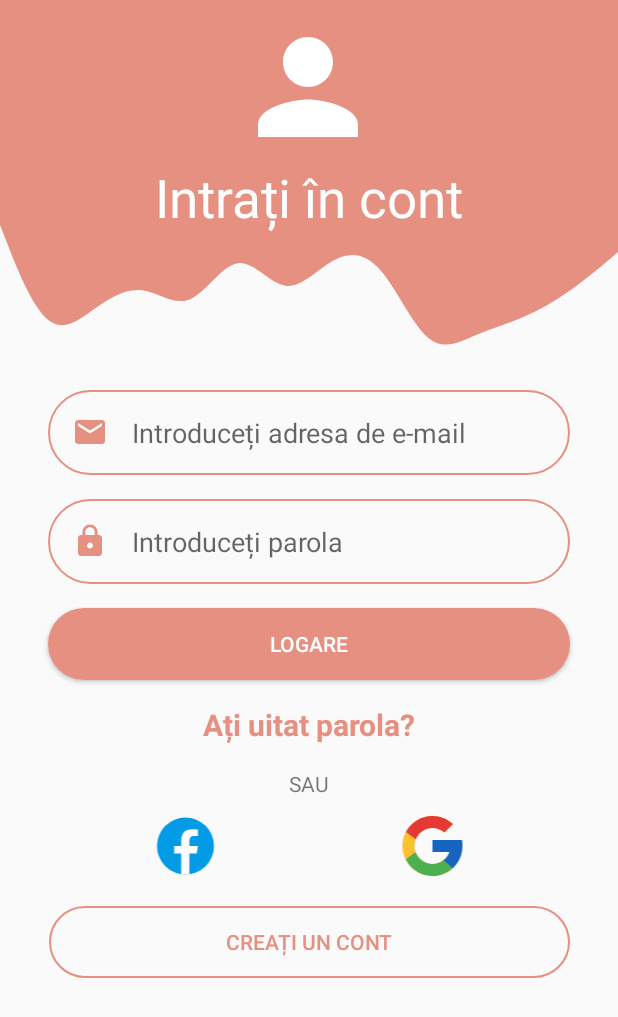
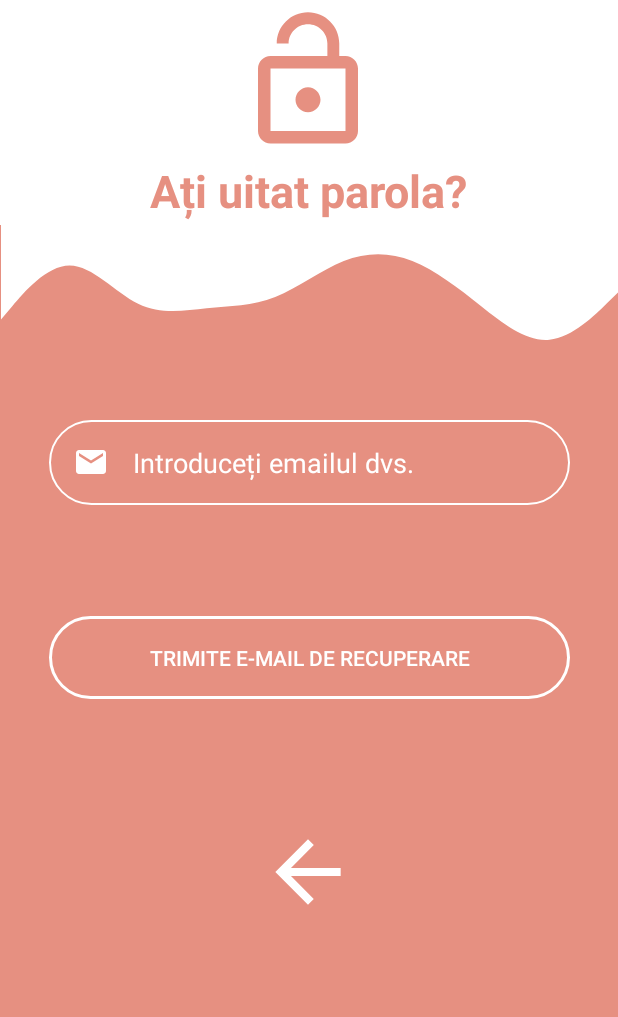
Before and after one commit to school-soft/Application, an Android app: the screen it shows after launch (LoginPage before the commit, ForgotPassword after it), after a tap on "Ați uitat parola?", on a phone screen of 412 x 824 dp. Shown: the top 1017 px of the screen. Run offline under Robolectric (Android 15) with nearby library versions, the phone set to English and light mode, and no system bars; our stand-ins replace Firebase (no records; nobody signed in at launch, a user with empty details on screens opened directly).

Commit message:
Am adăugat funcționalitatea de "Reset Password", și am adaugat pe fiecare activitate secundara un buton de "înapoi" pentru navigare mai ușoară.

```diff
--- a/app/src/main/AndroidManifest.xml
+++ b/app/src/main/AndroidManifest.xml
@@ -9,7 +9,8 @@
         android:roundIcon="@mipmap/ic_launcher_round"
         android:supportsRtl="true"
         android:theme="@style/AppTheme">
-        <activity android:name=".WelcomePage"></activity>
+        <activity android:name=".ForgotPassword"></activity>
+        <activity android:name=".WelcomePage" />
         <activity android:name=".CreateAccount" />
         <activity android:name=".LoginPage">
             <intent-filter>
--- /dev/null
+++ b/app/src/main/java/com/application/schoolsoft/ForgotPassword.kt
@@ -0,0 +1,64 @@
+package com.application.schoolsoft
+
+import android.content.Intent
+import androidx.appcompat.app.AppCompatActivity
+import android.os.Bundle
+import android.util.Log
+import android.view.View
+import android.widget.Button
+import android.widget.EditText
+import android.widget.ImageView
+import android.widget.Toast
+import com.google.firebase.auth.FirebaseAuth
+import com.google.firebase.auth.ktx.auth
+import com.google.firebase.ktx.Firebase
+
+class ForgotPassword : AppCompatActivity(), View.OnClickListener {
+    private lateinit var auth: FirebaseAuth
+    private lateinit var sendRecoveryMail: Button
+    private lateinit var backButton: ImageView
+    override fun onCreate(savedInstanceState: Bundle?) {
+        super.onCreate(savedInstanceState)
+        setContentView(R.layout.forgot_password)
+        auth = Firebase.auth
+        initViews()
+        initListeners()
+    }
+
+    override fun onClick(v: View?) {
+        when(v?.id) {R.id.sendRecoveryMail -> { resetPassword() }}
+        when(v?.id) {R.id.backButton -> { openLogin() }}
+    }
+
+    private fun initViews() {
+        sendRecoveryMail = findViewById(R.id.sendRecoveryMail)
+        backButton = findViewById(R.id.backButton)
+    }
+
+    private fun initListeners() {
+        sendRecoveryMail.setOnClickListener(this)
+        backButton.setOnClickListener(this)
+    }
+
+    private fun openLogin() {
+        val intent = Intent(this, LoginPage::class.java)
+        startActivity(intent)
+    }
+
+    private fun resetPassword() {
+        val emailTxt = findViewById<View>(R.id.restorepassEmail) as EditText
+        var email = emailTxt.text.toString()
+        Firebase.auth.sendPasswordResetEmail(email)
+                .addOnCompleteListener { task ->
+                    if (task.isSuccessful) {
+                        Log.d("passReset", "Email sent.")
+                        Toast.makeText(baseContext, "Emailul a fost trimis.",
+                            Toast.LENGTH_SHORT).show()
+                    } else {
+                        Log.w("passReset", "ERROR")
+                        Toast.makeText(baseContext, "Eroare. Verificați emailul introdus.",
+                            Toast.LENGTH_LONG).show()
+                    }
+                }
+    }
+}
--- a/app/src/main/java/com/application/schoolsoft/LoginPage.kt
+++ b/app/src/main/java/com/application/schoolsoft/LoginPage.kt
@@ -17,8 +17,8 @@ import com.google.firebase.ktx.Firebase
 class LoginPage : AppCompatActivity(), View.OnClickListener {
     private lateinit var auth: FirebaseAuth
     private lateinit var logButton: Button
+    private lateinit var createButton: Button
     private lateinit var forgotPassword: TextView
-    private lateinit var createButton: Button
     override fun onCreate(savedInstanceState: Bundle?) {
         super.onCreate(savedInstanceState)
         setContentView(R.layout.login_page)
@@ -29,11 +29,8 @@ class LoginPage : AppCompatActivity(), View.OnClickListener {
 
     override fun onClick(v: View?) {
         when (v?.id) { R.id.createAcc -> { openCreateAccount() }}
-        when (v?.id) { R.id.logButton -> {
-            loginEmail()
-            Toast.makeText(baseContext, "Logare cu succes",
-                    Toast.LENGTH_SHORT).show()
-        }}
+        when (v?.id) { R.id.logButton -> { loginEmail() }}
+        when (v?.id) { R.id.forgotPassword -> { openForgotPassword() }}
     }
     private fun initViews() {
         logButton = findViewById(R.id.logButton)
@@ -71,4 +68,8 @@ class LoginPage : AppCompatActivity(), View.OnClickListener {
         val intent = Intent(this, CreateAccount::class.java)
         startActivity(intent)
     }
+    private fun openForgotPassword() {
+        val intent = Intent( this, ForgotPassword::class.java)
+        startActivity(intent);
+    }
 }
--- /dev/null
+++ b/app/src/main/res/drawable/back_button.xml
@@ -0,0 +1,5 @@
+<vector android:autoMirrored="true" android:height="24dp"
+    android:tint="#FFFFFF" android:viewportHeight="24"
+    android:viewportWidth="24" android:width="24dp" xmlns:android="http://schemas.android.com/apk/res/android">
+    <path android:fillColor="@android:color/white" android:pathData="M20,11H7.83l5.59,-5.59L12,4l-8,8 8,8 1.41,-1.41L7.83,13H20v-2z"/>
+</vector>
--- /dev/null
+++ b/app/src/main/res/drawable/lock_open.xml
@@ -0,0 +1,5 @@
+<vector android:height="24dp" android:tint="@color/lightRed"
+    android:viewportHeight="24" android:viewportWidth="24"
+    android:width="24dp" xmlns:android="http://schemas.android.com/apk/res/android">
+    <path android:fillColor="@color/lightRed" android:pathData="M12,17c1.1,0 2,-0.9 2,-2s-0.9,-2 -2,-2 -2,0.9 -2,2 0.9,2 2,2zM18,8h-1L17,6c0,-2.76 -2.24,-5 -5,-5S7,3.24 7,6h1.9c0,-1.71 1.39,-3.1 3.1,-3.1 1.71,0 3.1,1.39 3.1,3.1v2L6,8c-1.1,0 -2,0.9 -2,2v10c0,1.1 0.9,2 2,2h12c1.1,0 2,-0.9 2,-2L20,10c0,-1.1 -0.9,-2 -2,-2zM18,20L6,20L6,10h12v10z"/>
+</vector>
--- a/app/src/main/res/drawable/transparent_bg_bordered.xml
+++ b/app/src/main/res/drawable/transparent_bg_bordered.xml
@@ -4,7 +4,7 @@
         <shape android:shape="rectangle">
             <!-- background -->
             <!-- border -->
-            <stroke android:width="2dp" android:color="@color/lightRed" />
+            <stroke android:width="2dp" android:color="@color/white" />
 
             <!-- corner roundness -->
             <corners android:radius="100dp" />
--- /dev/null
+++ b/app/src/main/res/layout/forgot_password.xml
@@ -0,0 +1,112 @@
+<?xml version="1.0" encoding="utf-8"?>
+<androidx.constraintlayout.widget.ConstraintLayout xmlns:android="http://schemas.android.com/apk/res/android"
+    xmlns:app="http://schemas.android.com/apk/res-auto"
+    xmlns:tools="http://schemas.android.com/tools"
+    android:layout_width="match_parent"
+    android:layout_height="match_parent"
+    tools:context=".ForgotPassword">
+
+    <View
+        android:id="@+id/pass_background"
+        android:layout_width="wrap_content"
+        android:layout_height="wrap_content"
+        android:background="@color/lightRed"
+        app:layout_constraintBottom_toBottomOf="parent"
+        app:layout_constraintEnd_toEndOf="parent"
+        app:layout_constraintHorizontal_bias="0.0"
+        app:layout_constraintStart_toStartOf="parent"
+        app:layout_constraintTop_toTopOf="parent"
+        app:layout_constraintVertical_bias="0.0" />
+
+    <View
+        android:id="@+id/topview_background"
+        android:layout_width="0dp"
+        android:layout_height="150dp"
+        android:background="@color/white"
+        app:layout_constraintStart_toStartOf="parent"
+        app:layout_constraintTop_toTopOf="parent" />
+
+    <ImageView
+        android:id="@+id/imageView"
+        android:layout_width="100dp"
+        android:layout_height="100dp"
+        android:layout_marginStart="16dp"
+        android:layout_marginLeft="16dp"
+        android:layout_marginTop="4dp"
+        android:layout_marginEnd="16dp"
+        android:layout_marginRight="16dp"
+        app:layout_constraintBottom_toBottomOf="@+id/topview_background"
+        app:layout_constraintEnd_toEndOf="parent"
+        app:layout_constraintHorizontal_bias="0.498"
+        app:layout_constraintStart_toStartOf="parent"
+        app:layout_constraintTop_toTopOf="@+id/pass_background"
+        app:layout_constraintVertical_bias="0.0"
+        app:srcCompat="@drawable/lock_open" />
+
+    <TextView
+        android:id="@+id/changePassword"
+        android:layout_width="wrap_content"
+        android:layout_height="wrap_content"
+        android:text="@string/forgotPassword"
+        android:textColor="@color/lightRed"
+        android:textSize="30sp"
+        android:textStyle="bold"
+        app:layout_constraintBottom_toBottomOf="@+id/topview_background"
+        app:layout_constraintEnd_toEndOf="parent"
+        app:layout_constraintStart_toStartOf="parent"
+        app:layout_constraintTop_toBottomOf="@+id/imageView" />
+
+    <View
+        android:id="@+id/white_wave2"
+        android:layout_width="411dp"
+        android:layout_height="90dp"
+        android:background="@drawable/ic_wave_white"
+        app:layout_constraintEnd_toEndOf="parent"
+        app:layout_constraintStart_toStartOf="parent"
+        app:layout_constraintTop_toBottomOf="@+id/topview_background" />
+
+    <EditText
+        android:id="@+id/restorepassEmail"
+        android:layout_width="347dp"
+        android:layout_height="wrap_content"
+        android:layout_marginTop="40dp"
+        android:background="@drawable/round_border_white"
+        android:drawableStart="@drawable/ic_email_white"
+        android:drawableLeft="@drawable/ic_email_white"
+        android:drawablePadding="16dp"
+        android:ems="10"
+        android:hint="@string/enterEmail"
+        android:inputType="textEmailAddress"
+        android:padding="16dp"
+        android:textColor="#FFFFFF"
+        android:textColorHint="#FFFFFF"
+        app:layout_constraintEnd_toEndOf="parent"
+        app:layout_constraintStart_toStartOf="parent"
+        app:layout_constraintTop_toBottomOf="@+id/white_wave2" />
+
+    <Button
+        android:id="@+id/sendRecoveryMail"
+        android:layout_width="347dp"
+        android:layout_height="55dp"
+        android:background="@drawable/transparent_bg_bordered"
+        android:text="@string/sendrecoveryMail"
+        android:textColor="@color/white"
+        app:layout_constraintBottom_toBottomOf="parent"
+        app:layout_constraintEnd_toEndOf="parent"
+        app:layout_constraintStart_toStartOf="parent"
+        app:layout_constraintTop_toBottomOf="@+id/restorepassEmail"
+        app:layout_constraintVertical_bias="0.171" />
+
+    <ImageView
+        android:id="@+id/backButton"
+        android:layout_width="65dp"
+        android:layout_height="65dp"
+        app:layout_constraintBottom_toBottomOf="@+id/pass_background"
+        app:layout_constraintEnd_toEndOf="parent"
+        app:layout_constraintHorizontal_bias="0.498"
+        app:layout_constraintStart_toStartOf="parent"
+        app:layout_constraintTop_toBottomOf="@+id/sendRecoveryMail"
+        app:layout_constraintVertical_bias="0.283"
+        app:srcCompat="@drawable/back_button" />
+
+</androidx.constraintlayout.widget.ConstraintLayout>
--- a/app/src/main/res/values/strings.xml
+++ b/app/src/main/res/values/strings.xml
@@ -16,4 +16,8 @@
     <string name="confirmPass">Confirmați parola introdusă</string>
     <string name="createAccButton">CREAȚI UN CONT</string>
     <string name="finishCreation">CREAȚI CONTUL</string>
+    <string name="forgotPassword">Ați uitat parola?</string>
+    <string name="enterEmail">Introduceți emailul dvs.</string>
+    <string name="sendrecoveryMail">TRIMITE E-MAIL DE RECUPERARE</string>
+    <string name="backtoLogin">INAPOI LA PAGINA DE LOGIN</string>
 </resources>
```
Also changed, not shown: app/src/main/java/com/application/schoolsoft/CreateAccount.kt (+24 -15 lines), app/src/main/res/layout/create_account.xml (+24 -5 lines).
